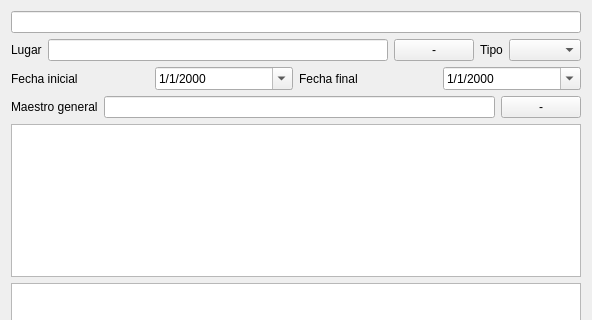
Old version of the form gui/dlgnuevocapitulo.ui in the repository rogorido/qtpredicadores; both pictures show x 0 to 592 and y 0 to 320 of the 592 by 476 pixel window.
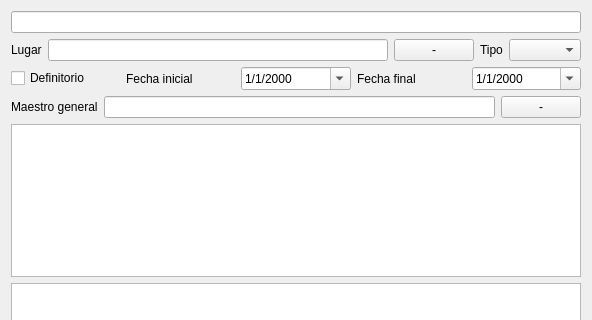
New version of the form. Custom widgets are drawn as their Qt base class.

Commit message: Modificando form de Capitulos

Diff of the .ui file:
```diff
--- a/gui/dlgnuevocapitulo.ui
+++ b/gui/dlgnuevocapitulo.ui
@@ -60,6 +60,13 @@
    </item>
    <item>
     <layout class="QHBoxLayout" name="horizontalLayout_2">
+     <item>
+      <widget class="QCheckBox" name="ckDefinitorio">
+       <property name="text">
+        <string>Definitorio</string>
+       </property>
+      </widget>
+     </item>
      <item>
       <widget class="QLabel" name="label_4">
        <property name="text">
```
